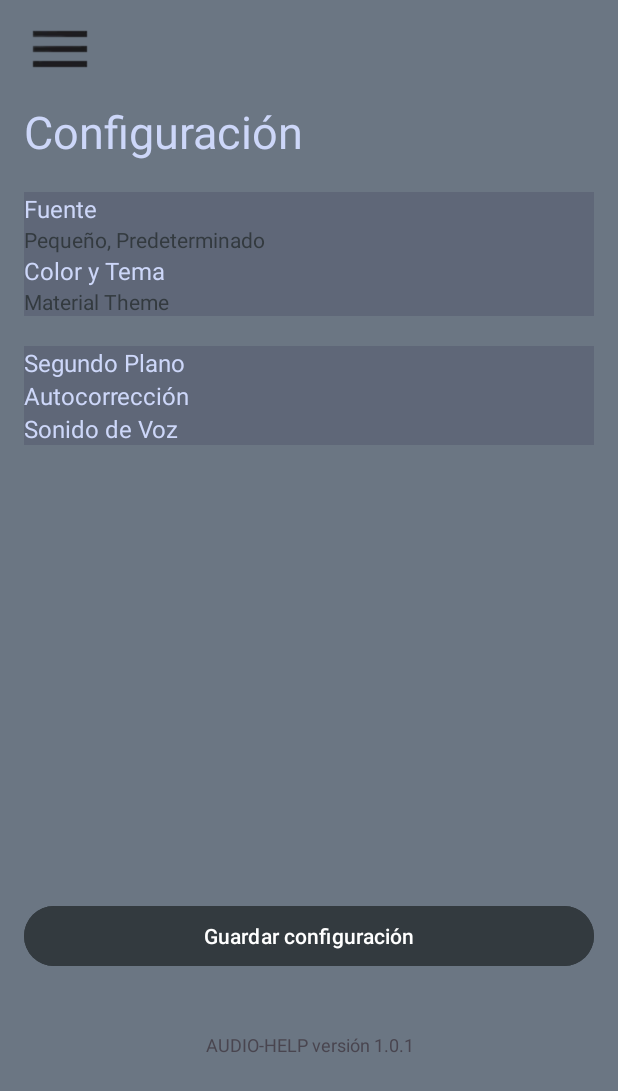
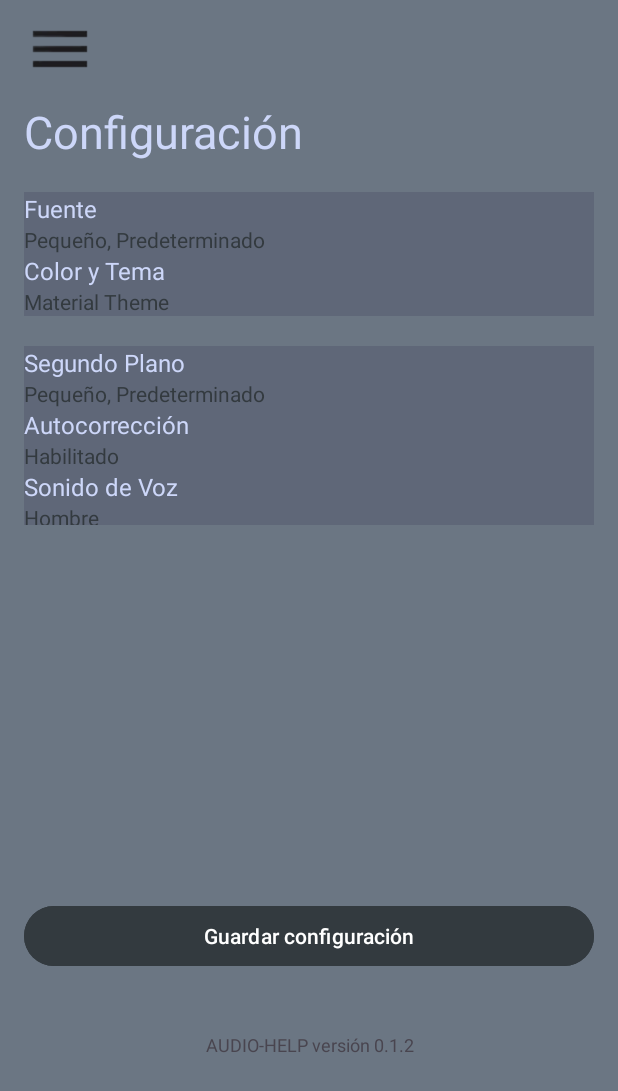
Before and after one commit to SandroCJ210/AudioHelp, an Android app: the ajustes screen opened directly, with no data from a screen before it, on a phone screen of 412 x 824 dp. Shown: the top 1091 px of the screen. Run offline under Robolectric (Android 15) with nearby library versions, the phone set to English and light mode, and no system bars.

Commit message:
corrección config_main

```diff
--- a/app/src/main/res/layout/ajustes.xml
+++ b/app/src/main/res/layout/ajustes.xml
@@ -75,6 +75,7 @@
         android:layout_height="119dp"
         android:layout_marginTop="20dp"
         android:orientation="vertical">
+
         <TextView
             android:layout_width="match_parent"
             android:layout_height="wrap_content"
@@ -82,6 +83,13 @@
             android:text="@string/background_mode"
             android:textColor="#CDD7F9"
             android:textSize="16sp" />
+        <TextView
+            android:layout_width="match_parent"
+            android:layout_height="wrap_content"
+            android:background="#5F6778"
+            android:text="@string/font_description"
+            android:textColor="#333A3F"
+            android:textSize="14sp" />
 
         <TextView
             android:layout_width="match_parent"
@@ -90,6 +98,13 @@
             android:text="@string/autocorrect"
             android:textColor="#CDD7F9"
             android:textSize="16sp" />
+        <TextView
+            android:layout_width="match_parent"
+            android:layout_height="wrap_content"
+            android:background="#5F6778"
+            android:text="@string/correct_description"
+            android:textColor="#333A3F"
+            android:textSize="14sp" />
 
         <TextView
             android:layout_width="match_parent"
@@ -98,6 +113,13 @@
             android:text="@string/voice_sound"
             android:textColor="#CDD7F9"
             android:textSize="16sp" />
+        <TextView
+            android:layout_width="match_parent"
+            android:layout_height="wrap_content"
+            android:background="#5F6778"
+            android:text="@string/voices_description"
+            android:textColor="#333A3F"
+            android:textSize="14sp" />
     </LinearLayout>
 
     <!-- Botón de Guardar Configuración -->
--- a/app/src/main/res/values/strings.xml
+++ b/app/src/main/res/values/strings.xml
@@ -5,6 +5,8 @@
     <string name="brightness">Brillo</string>
     <string name="font">Fuente</string>
     <string name="font_description">Pequeño, Predeterminado</string>
+    <string name="voices_description">Hombre</string>
+    <string name="correct_description">Habilitado</string>
     <string name="screen_scale">Escala de la Pantalla</string>
     <string name="screen_scale_standard">Estándar</string>
     <string name="color_theme">Color y Tema</string>
@@ -12,8 +14,7 @@
     <string name="background_mode">Segundo Plano</string>
     <string name="autocorrect">Autocorrección</string>
     <string name="voice_sound">Sonido de Voz</string>
-    <string name="voice_sound_loquendo">Loquendo xd</string>
     <string name="save_button">Guardar configuración</string>
-    <string name="version_text">AUDIO-HELP versión 1.0.1</string>
+    <string name="version_text">AUDIO-HELP versión 0.1.2</string>
 
 </resources>
```
